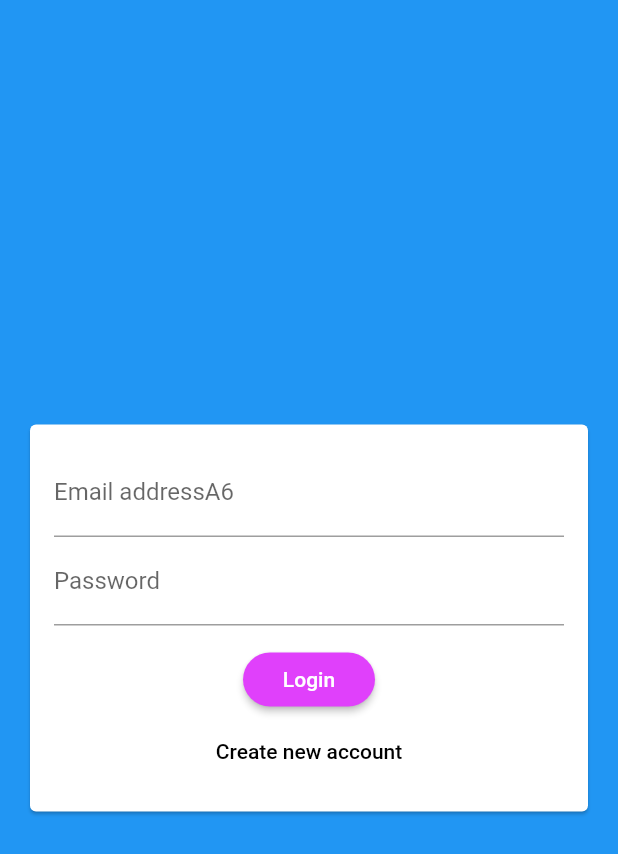
After one commit to RaygunsSA/CrimeMApp, a Flutter app: the AuthFormScreen screen opened by its route, on a phone screen of 412 x 824 dp. The commit adds this screen. Shown: the top 854 px of the screen. Run offline on Flutter 3.47's test engine with Material 2 defaults, Android fonts, the phone set to English and light mode, and no system bars; our stand-ins replace cloud_firestore, firebase_auth, google_maps_flutter, image_picker, location, sqflite; accounts and stored records are empty.

Commit message:
create and login new user

```diff
--- a/lib/providers/list_crime_locations.dart
+++ b/lib/providers/list_crime_locations.dart
@@ -2,6 +2,7 @@
 import 'dart:io';
 
 import 'package:flutter/foundation.dart';
+//import 'package:provider/provider.dart';
 
 import '../models/place.dart';
 import '../services/location_helper.dart';
@@ -37,7 +38,7 @@ class CrimeLocation with ChangeNotifier {
     _items.add(newPlace);
     notifyListeners();
 
-    //TODO ad type of crime and date to db
+
     DBHelper.insert('places', {
       'id': newPlace.id,
       'title': newPlace.title,
--- /dev/null
+++ b/lib/screens/auth_form_screen.dart
@@ -0,0 +1,198 @@
+import 'package:flutter/material.dart';
+import 'package:firebase_auth/firebase_auth.dart';
+import 'package:flutter/services.dart';
+import 'package:cloud_firestore/cloud_firestore.dart';
+
+import '../services/auth.dart';
+class AuthFormScreen extends StatefulWidget {
+  // AuthFormScreen(this.submitFn);
+
+  // final void Function(
+  //   String email,
+  //   String password,
+  //   String userName,
+  //   bool isLogin,
+  //   ) submitFn;
+
+  static const routeName = '/auth-form';
+  @override
+  _AuthFormScreenState createState() => _AuthFormScreenState();
+}
+
+class _AuthFormScreenState extends State<AuthFormScreen> {
+  //final AuthService _auth = AuthService();
+  final _auth =FirebaseAuth.instance;
+  final _formKey = GlobalKey<FormState>();
+  var isLoading = false;
+  var isLogin =true;
+  String _userEmail ='';
+  String _userName ='';
+  String _userPassword ='';
+  BuildContext ctx;
+
+    void _submitAuthForm(
+  )async{
+        AuthResult authResult;
+
+   //try{
+      setState((){
+        isLoading =true;
+      });
+      if (isLogin){
+        print('is Login Selected');
+         authResult= await _auth.signInWithEmailAndPassword(
+            email:_userEmail,
+           password:_userPassword,
+
+            );
+              print('the userEmail is $_userEmail');
+              print('the UserPassword is $_userPassword');
+      } else{
+        print ('is Login ! selected');
+        authResult= await _auth.createUserWithEmailAndPassword(
+           email:_userEmail,
+          password:_userPassword,
+          );
+                print('the userEmail is $_userEmail');
+              print('the UserPassword is $_userPassword');
+         await  Firestore.instance
+          .collection('user')
+          .document(authResult.user.uid)
+          .setData({
+             'username': _userName,
+             'email': _userEmail,
+        });
+      }
+
+   }
+
+  void _trySubmit(){
+    print('try Submit tagged');
+    final isValid =_formKey.currentState.validate();
+
+    if (isValid){
+      _formKey.currentState.save();
+      // widget.submitFn(
+      //   _userEmail,
+      //   _userPassword,
+      //   _userName,
+      //   isLogin
+      // );
+    }
+    print('server Connected');
+    FocusScope.of(context).unfocus();
+    _submitAuthForm(
+
+    );
+
+  }
+
+
+
+  //  on PlatformException catch (err){
+  //    print('Try failed2');
+  //    var message = 'An error occured, Please check your Credentials';
+
+  //    if (err.message != null){
+  //     message = err.message;
+  //  }
+    // Scaffold.of(ctx).showSnackBar(
+    //   SnackBar(
+    //     content: Text(message),
+    //     backgroundColor: Theme.of(ctx).errorColor,
+    //     );
+    //   );
+  //  }catch (err){
+  //    print('Datch error printing');
+  //    print (err);
+  //  }
+
+  // }
+
+  @override
+  Widget build(BuildContext context) {
+    return Scaffold(
+      backgroundColor: Colors.blue,
+      body:Center(
+        child: Card(
+          margin: EdgeInsets.all(20),
+            child: SingleChildScrollView(
+              child: Padding(
+                padding:EdgeInsets.all(16),
+                child: Form(
+                  key:_formKey,
+                  child: Column(
+                    mainAxisSize: MainAxisSize.min,
+                    children: <Widget>[
+                      TextFormField(
+                        key: ValueKey('email'),
+                        validator: (value){
+                          if (value.isEmpty || !value.contains('@')){
+                            return 'Please enter a valid email address.';
+                          }
+                          return null;
+                        },
+                        keyboardType: TextInputType.emailAddress,
+                        decoration: InputDecoration(
+                          labelText: 'Email addressA6',
+                        ),
+                        onSaved: (value){
+                          _userEmail = value;
+                        },
+                      ),
+                      if (!isLogin)
+                        TextFormField(
+                          key: ValueKey('username'),
+                          validator: (value){
+                            if (value.isEmpty || value.length <4){
+                              return 'Please enter at least 4 characters';
+                            }
+                            return null;
+                          },
+                          decoration: InputDecoration(
+                            labelText: 'Username',
+                          ),
+                            onSaved: (value){
+                            _userName = value;
+
+                          },
+                        ),
+                      TextFormField(
+                        key: ValueKey('password'),
+                        validator: (value){
+                          if (value. isEmpty || value.length < 7){
+                            return 'Password must be 7 characters long';
+                          }
+                          return null;
+                        },
+                        decoration: InputDecoration(
+                          labelText:'Password'),
+                          obscureText: true,
+                          onSaved: (value){
+                          _userPassword = value;
+                        },
+                      ),
+                      SizedBox(height:12),
+                     if (isLoading) CircularProgressIndicator(),
+                    if (!isLoading) RaisedButton(
+                        child: Text(isLogin ?'Login': 'Signup'),
+                        onPressed:_trySubmit,
+                      ),
+                    if (!isLoading)  FlatButton(
+                        child: Text(isLogin ?'Create new account': 'Sign in with Existing account'),
+                        onPressed: (){
+                          setState(() {
+                             isLogin =!isLogin;
+                          });
+                          print('switch between create and Login');
+                        },
+                      )
+                  ],),
+                ),
+                ),
+            ),
+        )
+      )
+     );
+  }
+}
--- a/lib/screens/crime_detail_screen.dart
+++ b/lib/screens/crime_detail_screen.dart
@@ -14,9 +14,9 @@ class CrimeDetailScreen extends StatelessWidget {
     final id = ModalRoute.of(context).settings.arguments;
     final selectedPlace = Provider.of<CrimeLocation>(context, listen: false).findById(id);
     return Scaffold(
-      appBar: AppBar(title: Text(selectedPlace.title),
-      ),
+
       body: Column(children: <Widget>[
+
         Container(
          height: 250,
          width: double.infinity,
@@ -36,7 +36,7 @@ class CrimeDetailScreen extends StatelessWidget {
           ),
         ),
         SizedBox(height:10,),
-        FlatButton(child: Text('Crime Details - View on Map '),
+        FlatButton(child: Text('Edit Crime Details - View on Map '),
         textColor: Theme.of(context).primaryColor ,
         onPressed:(){
           Navigator.of(context).push(
--- a/lib/screens/disclose_crime_screen.dart
+++ b/lib/screens/disclose_crime_screen.dart
@@ -7,7 +7,6 @@ import 'package:flutter/material.dart';
 import 'package:provider/provider.dart';
 
 import '../models/place.dart';
-//import 'package:crimap_flutter/screens/crime_list_screen.dart';
 
 
 //import 'package:path_provider/path_provider.dart';
@@ -55,7 +54,7 @@ class _DiscloseCrimeScreenState extends State<DiscloseCrimeScreen> {
   Widget build(BuildContext context) {
     return Scaffold(
       appBar: AppBar(
-        title: Text('Disclose a crime'),
+        title: Text('Report a crime'),
       ),
       body: Column(
         crossAxisAlignment: CrossAxisAlignment.stretch,
--- a/lib/services/db_helper.dart
+++ b/lib/services/db_helper.dart
@@ -2,11 +2,12 @@ import 'package:sqflite/sqflite.dart' as sql;
 import 'package:path/path.dart' as path ;
 
 class DBHelper {
+
   static Future<sql.Database> database() async {
       final dbPath = await sql.getDatabasesPath();
       return sql.openDatabase(path.join(dbPath, 'places.db'),
         onCreate: (db,version){
-        return db.execute('CREATE TABLE user_places(id TEXT PRIMARY KEY, title TEXT, image TEXT, loc_lat REAL,loc_lng REAL, address TEXT)');
+        return db.execute('CREATE TABLE places(id TEXT PRIMARY KEY, title TEXT, image TEXT, loc_lat REAL,loc_lng REAL, address TEXT)');
      },version: 1
     );
   }
--- a/lib/services/location_helper.dart
+++ b/lib/services/location_helper.dart
@@ -2,16 +2,16 @@ import 'dart:convert';
 
 import 'package:http/http.dart' as http;
 
-const  GOOGLE_API_KEY ='AIzaSyC3kd9F53d8UWepqZnwFizigouKtwxsSgw';
+const  GOOGLE_API_KEY ='AIzaSyCXJkYZCRThM91e0stUVp9lAsevf1mSAIA';
 
 class LocationHelper {
   static String generateLocationPreviewImage({double latitude, double longitude,}){
-    return 'https://maps.googleapis.com/maps/api/staticmap?center=&$latitude,$longitude&zoom=16&size=600x300&maptype=roadmap&markers=color:red%7Clabel:C%7C$latitude,$longitude&key=$GOOGLE_API_KEY';
+    return 'https://maps.googleapis.com/maps/api/staticmap?center=&$latitude,$longitude&zoom=10&size=600x300&maptype=roadmap&markers=color:blue%7Clabel:S%7C40.702147,-74.015794&markers=color:green%7Clabel:G%7C40.711614,-74.012318&markers=color:red%7Clabel:C%7C40.718217,-73.998284&key=$GOOGLE_API_KEY';
   }
 
   static Future<String> getPlaceAddress(double lat, double lng) async {
     final url = 'https://maps.googleapis.com/maps/api/geocode/json?latlng=$lat,$lng&key=$GOOGLE_API_KEY';
     final response = await http.get(url);
-    return json.decode(response.body)['result'][0]['formatted_address'];
+    return json.decode(response.body)['results'][0]['formatted_address'];
   }
 }
--- a/lib/widgets/image_input.dart
+++ b/lib/widgets/image_input.dart
@@ -24,6 +24,9 @@ class _ImageInputState extends State<ImageInput> {
       source: ImageSource.camera,                    // if we want to use existing file, choose ImageSource.gallery
       maxWidth: 600,
     );
+    if (imageFile == null){
+      return;
+    }
     setState(() {
       _storedImage = imageFile;
     });
```
Also changed, not shown: lib/main.dart (+13 -0 lines), lib/models/specific_event.dart (added, +20 -0 lines), lib/screens/authenticate/authenticate.dart (+16 -14 lines), lib/screens/authenticate/sign_in.dart (+53 -23 lines), lib/screens/crime_list_screen.dart (+96 -15 lines), lib/screens/map_screen.dart (+10 -9 lines), lib/screens/wrapper.dart (+5 -2 lines), lib/services/auth.dart (+24 -1 lines), lib/services/location_input.dart (+21 -5 lines), pubspec.yaml (+5 -5 lines).
